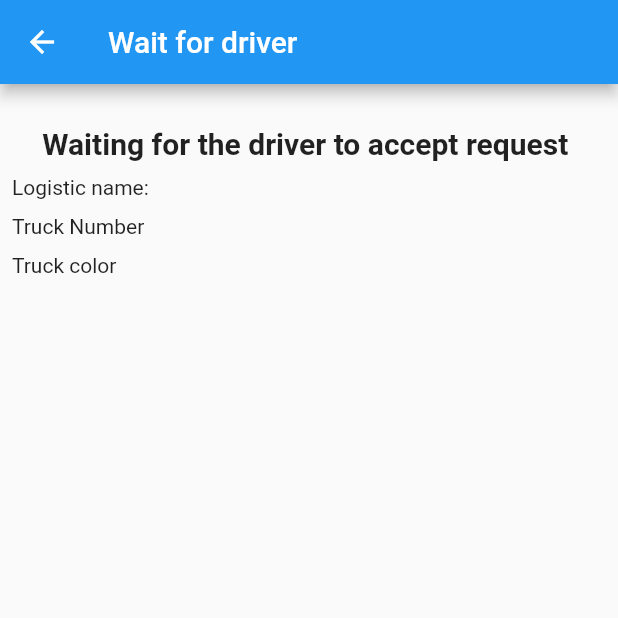
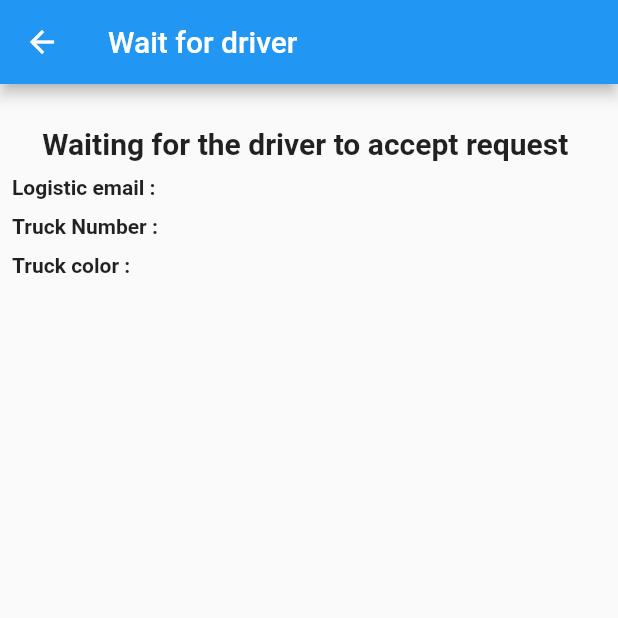
Before and after one commit to asimmujahid/rider_app-3, a Flutter app: the driver_accept screen opened directly, on a phone screen of 412 x 824 dp, the top half of it. Run offline on Flutter 3.47's test engine with Material 2 defaults, Android fonts, the phone set to English and light mode, and no system bars; our stand-ins replace cloud_firestore, firebase_auth, firebase_core, firebase_database, fluttertoast, geolocator and 1 more; accounts and stored records are empty.

Commit message:
Finalized data of driver

```diff
--- a/lib/Enter_no_of_truck.dart
+++ b/lib/Enter_no_of_truck.dart
@@ -67,9 +67,14 @@ class _NoTrucksState extends State<NoTrucks> {
       payment: Constants.payment,
       selectedSize: Constants.selectedSize,
       email: Constants.email,
+      is_accepted: 'no',
+      driverName: '',
+      truckColor: '',
+      truckNumber: '',
     );
     final docUser = FirebaseFirestore.instance.collection('Requests').doc();
     item.id = docUser.id;
+    Constants.requestId = item.id;
     final json = item.toJson();
     await docUser.set(json);
     ScaffoldMessenger.of(context).showSnackBar(const SnackBar(
--- a/lib/Wait_for_driver_accept.dart
+++ b/lib/Wait_for_driver_accept.dart
@@ -1,4 +1,7 @@
 import 'package:flutter/material.dart';
+import 'package:cloud_firestore/cloud_firestore.dart';
+import 'package:rider_app/constants.dart';
+import 'dart:async';
 
 class driver_accept extends StatefulWidget {
   const driver_accept({super.key});
@@ -8,38 +11,86 @@ class driver_accept extends StatefulWidget {
 }
 
 class _driver_acceptState extends State<driver_accept> {
+  FirebaseFirestore firestore = FirebaseFirestore.instance;
+  String driverEmail = '';
+  bool dataExist = false;
+  String truckColor = '';
+  String truckNumber = '';
+
+  late Timer timer;
+
+  void startTimer() {
+    timer = Timer.periodic(Duration(seconds: 5), (Timer t) {
+      checkData();
+    });
+  }
+
+  Future<void> checkData() async {
+    DocumentSnapshot snapshot =
+        await firestore.collection('Requests').doc(Constants.requestId).get();
+    if (snapshot.exists) {
+      dataExist = true;
+      Map<String, dynamic> data = snapshot.data() as Map<String, dynamic>;
+      truckColor = data['truckColor'];
+      truckNumber = data['truckNumber'];
+      driverEmail = data['driverName'];
+      setState(() {});
+    } else {
+      dataExist = false;
+      // Document does not exist
+    }
+  }
+
+  @override
+  void initState() {
+    startTimer();
+    super.initState();
+  }
+
   @override
   Widget build(BuildContext context) {
     return Scaffold(
       appBar: AppBar(
-        title: Text("Wait for driver"),
+        title: dataExist ? Text("Driver Info") : Text("Wait for driver"),
       ),
       body: Padding(
         padding: const EdgeInsets.all(8.0),
-        child: const Center(
+        child: Center(
           child: Column(
             children: [
               SizedBox(
                 height: 20,
               ),
-              Text("Waiting for the driver to accept request ",
-                  style: TextStyle(fontSize: 20, fontWeight: FontWeight.bold)),
-                  SizedBox(height: 10,),
+              dataExist
+                  ? SizedBox.shrink()
+                  : Text("Waiting for the driver to accept request ",
+                      style:
+                          TextStyle(fontSize: 20, fontWeight: FontWeight.bold)),
+              SizedBox(
+                height: 10,
+              ),
               Row(
                 children: [
-                  Text('Logistic name: '),
+                  Text('Logistic email : $driverEmail',
+                      style: TextStyle(fontWeight: FontWeight.bold)),
                 ],
               ),
-              SizedBox(height: 10,),
+              SizedBox(
+                height: 10,
+              ),
               Row(
                 children: [
-                  Text('Truck Number '),
+                  Text('Truck Number : $truckNumber',
+                      style: TextStyle(fontWeight: FontWeight.bold)),
                 ],
               ),
-              SizedBox(height: 10,),
+              SizedBox(
+                height: 10,
+              ),
               Row(
                 children: [
-                  Text('Truck color '),
+                  Text('Truck color : $truckColor',
+                      style: TextStyle(fontWeight: FontWeight.bold)),
                 ],
               ),
             ],
@@ -112,7 +163,6 @@ class _driver_acceptState extends State<driver_accept> {
 //   }
 // }
 
-
 // import 'package:flutter/material.dart';
 
 // class AcceptRequestPage extends StatelessWidget {
--- a/lib/constants.dart
+++ b/lib/constants.dart
@@ -8,5 +8,6 @@ class Constants {
   static String date = "AAA";
   static String payment = "AAA";
   static String email = "AAA";
+  static String requestId = "";
 
 }
```
Also changed, not shown: lib/main.dart (+7 -4 lines), lib/models/add_item_model.dart (+17 -1 lines).
